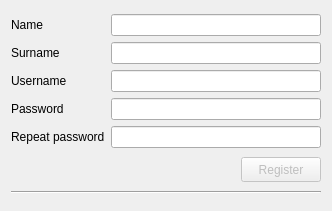
This is client/registrationwindow.ui in gianluca-amprimo/pds-project as Qt 5 draws it before an edit. The edited form follows.
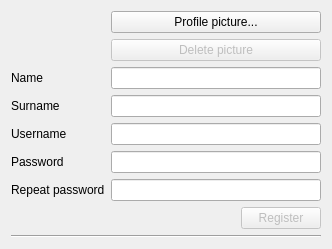
This is the edited form.

What changed in the file:
```diff
--- a/client/registrationwindow.ui
+++ b/client/registrationwindow.ui
@@ -7,72 +7,112 @@
     <x>0</x>
     <y>0</y>
     <width>329</width>
-    <height>211</height>
+    <height>294</height>
    </rect>
   </property>
   <property name="windowTitle">
    <string>Registration</string>
   </property>
   <layout class="QVBoxLayout" name="verticalLayout">
+   <property name="sizeConstraint">
+    <enum>QLayout::SetFixedSize</enum>
+   </property>
    <item>
     <layout class="QGridLayout" name="gridLayout">
-     <item row="2" column="0">
-      <widget class="QLabel" name="UsernameLabel">
+     <item row="5" column="0">
+      <widget class="QLabel" name="RepeatPasswordLabel">
        <property name="text">
-        <string>Username</string>
+        <string>Repeat password</string>
        </property>
       </widget>
      </item>
-     <item row="3" column="0">
+     <item row="4" column="0">
       <widget class="QLabel" name="PasswordLabel">
        <property name="text">
         <string>Password</string>
        </property>
       </widget>
      </item>
-     <item row="2" column="1">
+     <item row="3" column="1">
       <widget class="QLineEdit" name="UsernameEdit"/>
      </item>
      <item row="1" column="0">
+      <widget class="QLabel" name="NameLabel">
+       <property name="text">
+        <string>Name</string>
+       </property>
+      </widget>
+     </item>
+     <item row="3" column="0">
+      <widget class="QLabel" name="UsernameLabel">
+       <property name="text">
+        <string>Username</string>
+       </property>
+      </widget>
+     </item>
+     <item row="5" column="1">
+      <widget class="QLineEdit" name="RepeatPasswordEdit">
+       <property name="echoMode">
+        <enum>QLineEdit::Password</enum>
+       </property>
+      </widget>
+     </item>
+     <item row="2" column="1">
+      <widget class="QLineEdit" name="SurnameEdit"/>
+     </item>
+     <item row="4" column="1">
+      <widget class="QLineEdit" name="PasswordEdit">
+       <property name="echoMode">
+        <enum>QLineEdit::Password</enum>
+       </property>
+      </widget>
+     </item>
+     <item row="2" column="0">
       <widget class="QLabel" name="SurnameLabel">
        <property name="text">
         <string>Surname</string>
        </property>
       </widget>
      </item>
-     <item row="3" column="1">
-      <widget class="QLineEdit" name="PasswordEdit">
-       <property name="echoMode">
-        <enum>QLineEdit::Password</enum>
-       </property>
-      </widget>
-     </item>
-     <item row="4" column="1">
-      <widget class="QLineEdit" name="RepeatPasswordEdit">
-       <property name="echoMode">
-        <enum>QLineEdit::Password</enum>
-       </property>
-      </widget>
-     </item>
-     <item row="4" column="0">
-      <widget class="QLabel" name="RepeatPasswordLabel">
-       <property name="text">
-        <string>Repeat password</string>
-       </property>
-      </widget>
-     </item>
      <item row="1" column="1">
-      <widget class="QLineEdit" name="SurnameEdit"/>
+      <widget class="QLineEdit" name="NameEdit"/>
      </item>
      <item row="0" column="0">
-      <widget class="QLabel" name="NameLabel">
+      <widget class="QLabel" name="ProfilePicture">
+       <property name="sizePolicy">
+        <sizepolicy hsizetype="Preferred" vsizetype="Expanding">
+         <horstretch>0</horstretch>
+         <verstretch>0</verstretch>
+        </sizepolicy>
+       </property>
        <property name="text">
-        <string>Name</string>
+        <string/>
+       </property>
+       <property name="alignment">
+        <set>Qt::AlignCenter</set>
        </property>
       </widget>
      </item>
      <item row="0" column="1">
-      <widget class="QLineEdit" name="NameEdit"/>
+      <layout class="QVBoxLayout" name="verticalLayout_2">
+       <item>
+        <widget class="QPushButton" name="ProfilePictureButton">
+         <property name="text">
+          <string>Profile picture...</string>
+         </property>
+        </widget>
+       </item>
+       <item>
+        <widget class="QPushButton" name="DeletePictureButton">
+         <property name="enabled">
+          <bool>false</bool>
+         </property>
+         <property name="text">
+          <string>Delete picture</string>
+         </property>
+        </widget>
+       </item>
+      </layout>
      </item>
     </layout>
    </item>
```
